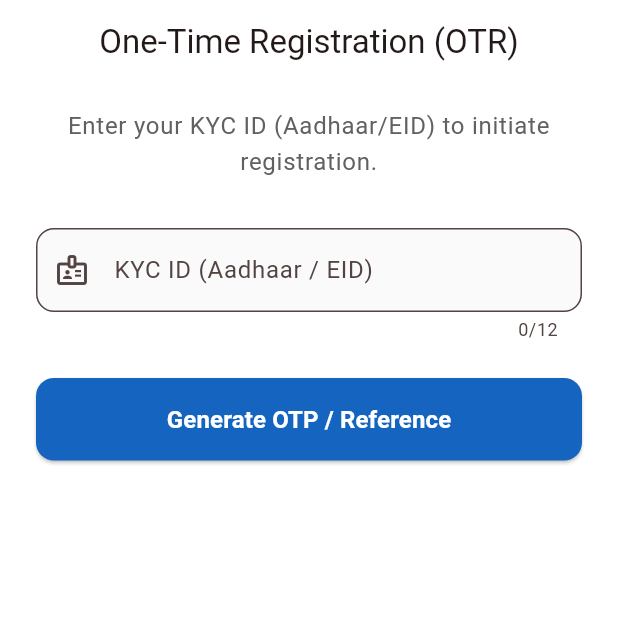
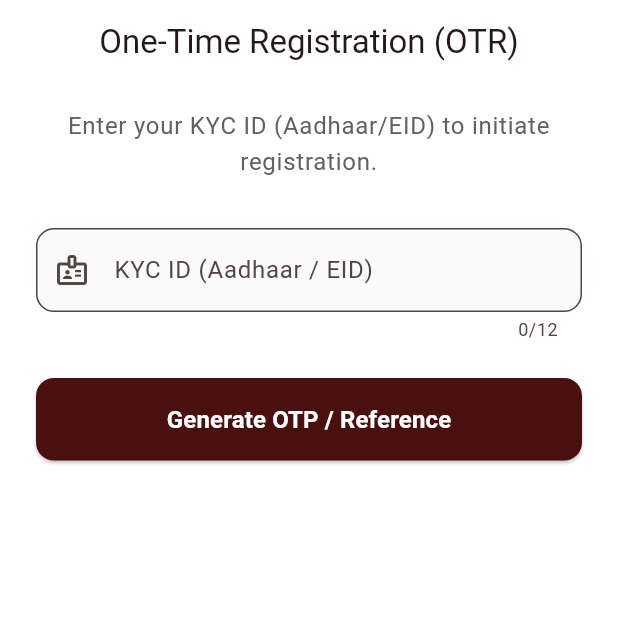
Before and after one commit to harsh-asd/UniScholar-APP, a Flutter app: the OtrRegistrationScreen screen opened by its route, on a phone screen of 412 x 824 dp, the top half of it. Run offline on Flutter 3.47's test engine with Material 3 defaults, Android fonts, the light colour scheme and no system bars; our stand-ins replace dio, flutter_riverpod, go_router, shared_preferences; accounts and stored records are empty.

Commit message:
style: Standardize mobile layouts to inherit dynamic Theme colors rather than hardcoded blues

```diff
--- a/frontend/lib/screens/admin_login_screen.dart
+++ b/frontend/lib/screens/admin_login_screen.dart
@@ -35,13 +35,13 @@
             mainAxisSize: MainAxisSize.min,
             crossAxisAlignment: CrossAxisAlignment.stretch,
             children: [
-              const Icon(Icons.admin_panel_settings, size: 64, color: Colors.blueGrey),
+              const Icon(Icons.admin_panel_settings, size: 64, color: Theme.of(context).colorScheme.primary),
               const SizedBox(height: 16),
               Text(
                 'Admin Portal',
                 style: Theme.of(context).textTheme.headlineMedium?.copyWith(
                   fontWeight: FontWeight.bold,
-                  color: Colors.blueGrey.shade900,
+                  color: Theme.of(context).colorScheme.primary,
                 ),
                 textAlign: TextAlign.center,
               ),
@@ -79,7 +79,7 @@
                 onPressed: isLoading ? null : () => _handleLogin(ref, context),
                 style: ElevatedButton.styleFrom(
                   padding: const EdgeInsets.symmetric(vertical: 16),
-                  backgroundColor: Colors.blueGrey.shade800,
+                  backgroundColor: Theme.of(context).colorScheme.primary,
                   foregroundColor: Colors.white,
                   shape: RoundedRectangleBorder(borderRadius: BorderRadius.circular(8)),
                 ),
--- a/frontend/lib/screens/dashboard_screen.dart
+++ b/frontend/lib/screens/dashboard_screen.dart
@@ -188,7 +188,7 @@
       margin: const EdgeInsets.only(bottom: 12),
       shape: RoundedRectangleBorder(borderRadius: BorderRadius.circular(12)),
       child: ListTile(
-        leading: CircleAvatar(backgroundColor: Colors.blue.shade50, child: Icon(icon, color: Colors.blue.shade800)),
+        leading: CircleAvatar(backgroundColor: Colors.blue.shade50, child: Icon(icon, color: Theme.of(context).colorScheme.primary)),
         title: Text(title, style: const TextStyle(fontWeight: FontWeight.bold)),
         subtitle: Text(subtitle),
         trailing: const Icon(Icons.check_circle, color: Colors.green),
--- a/frontend/lib/screens/otr_registration_screen.dart
+++ b/frontend/lib/screens/otr_registration_screen.dart
@@ -75,7 +75,7 @@
                     shape: RoundedRectangleBorder(
                       borderRadius: BorderRadius.circular(12),
                     ),
-                    backgroundColor: Colors.blue.shade800,
+                    backgroundColor: Theme.of(context).colorScheme.primary,
                     foregroundColor: Colors.white,
                   ),
                   child: isLoading
@@ -104,13 +104,13 @@
                   ),
                   child: Column(
                     children: [
-                      const Icon(Icons.face_retouching_natural, size: 64, color: Colors.blue),
+                      const Icon(Icons.face_retouching_natural, size: 64, color: Theme.of(context).colorScheme.secondary),
                       const SizedBox(height: 16),
                       Text(
                         'Ref: ${ref.watch(referenceNumberProvider)}',
                         style: theme.textTheme.titleMedium?.copyWith(
                           fontWeight: FontWeight.bold,
-                          color: Colors.blue.shade900,
+                          color: Theme.of(context).colorScheme.primary,
                         ),
                       ),
                     ],
@@ -220,7 +220,7 @@
                             style: const TextStyle(fontSize: 20, fontWeight: FontWeight.bold, letterSpacing: 2),
                           ),
                           IconButton(
-                            icon: const Icon(Icons.copy, color: Colors.blue),
+                            icon: const Icon(Icons.copy, color: Theme.of(context).colorScheme.secondary),
                             tooltip: 'Copy to Clipboard',
                             onPressed: () {
                               Clipboard.setData(ClipboardData(text: otrId));
```
Also changed, not shown: frontend/lib/screens/application_wizard_screen.dart (+4 -4 lines), frontend/lib/screens/student_login_screen.dart (line endings or trailing spaces), frontend/lib/screens/welcome_screen.dart (line endings or trailing spaces), 2 other files.
